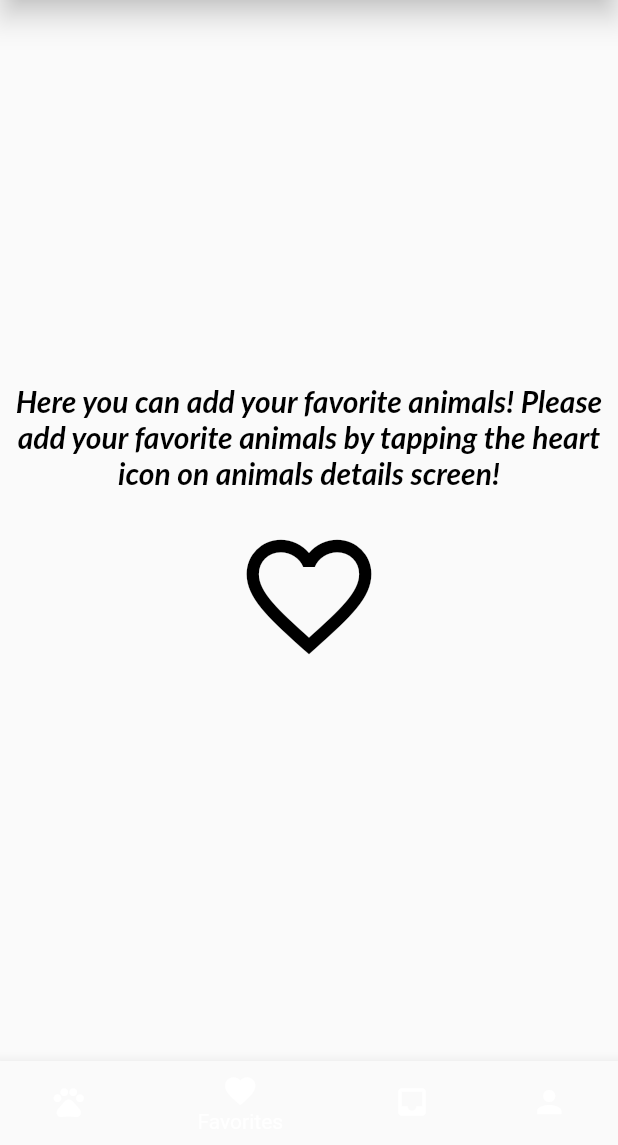
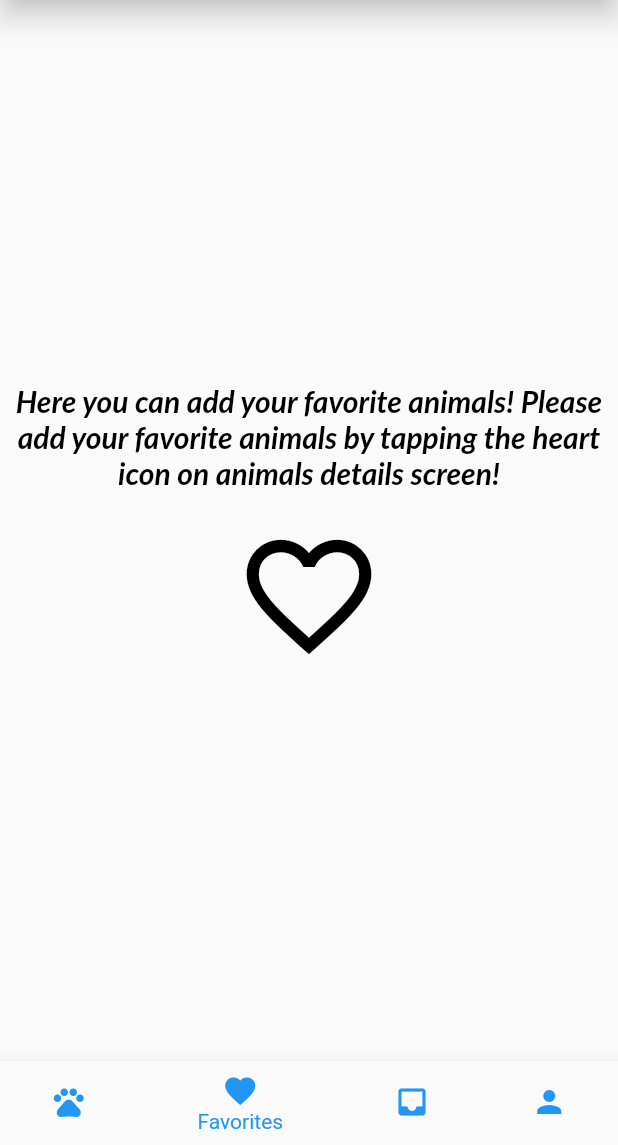
Before and after one commit to EllaGab09/adoption_app, a Flutter app: the TabsScreen screen opened by its route, item 2 of the bottom bar chosen, on a phone screen of 412 x 824 dp, the part 91-1236 px from its top. Run offline on Flutter 3.47's test engine with Material 2 defaults, Android fonts, the phone set to English and light mode, and no system bars; our stand-ins replace cloud_firestore, firebase_core, flutter_riverpod, google_fonts, google_maps_flutter, sign_in_button; accounts and stored records are empty; network calls fail; Roboto replaces fonts that are missing (Lato).

Commit message:
Recolored tabs

```diff
--- a/lib/screens/tabs.dart
+++ b/lib/screens/tabs.dart
@@ -50,6 +50,9 @@ class _TabsScreenState extends State<TabsScreen> {
             label: 'Profile',
           ),
         ],
+        selectedItemColor: Theme.of(context).colorScheme.primary,
+        unselectedItemColor: Theme.of(context).colorScheme.primary,
+        backgroundColor: Theme.of(context).colorScheme.background,
       ),
     );
   }
```
